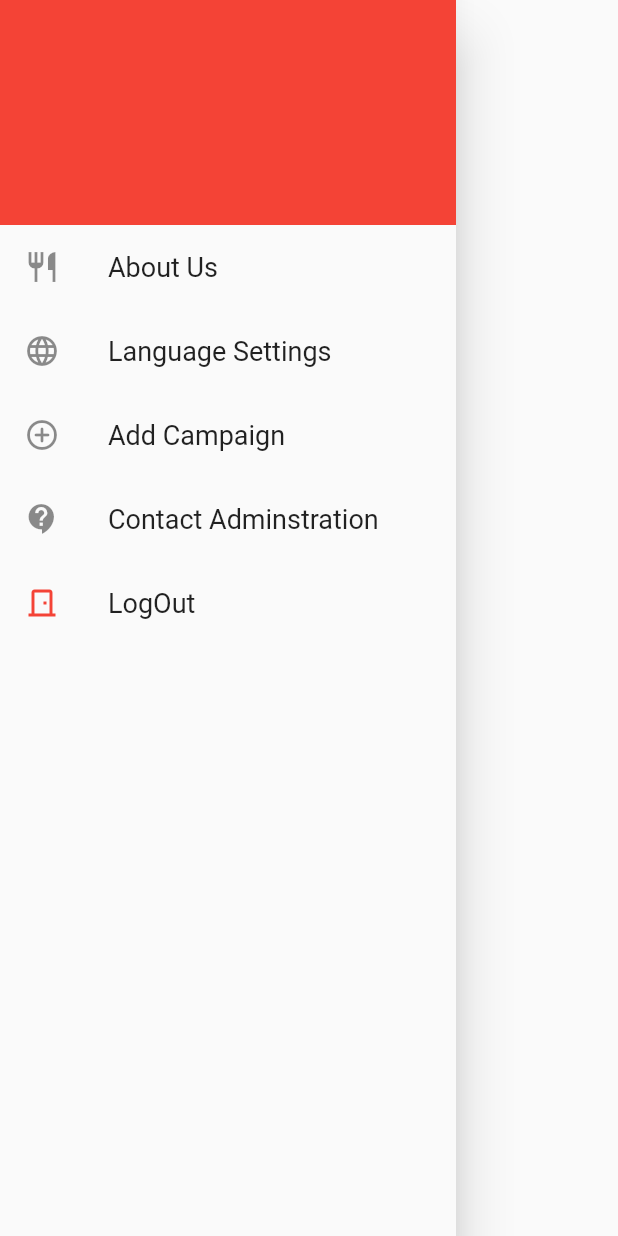
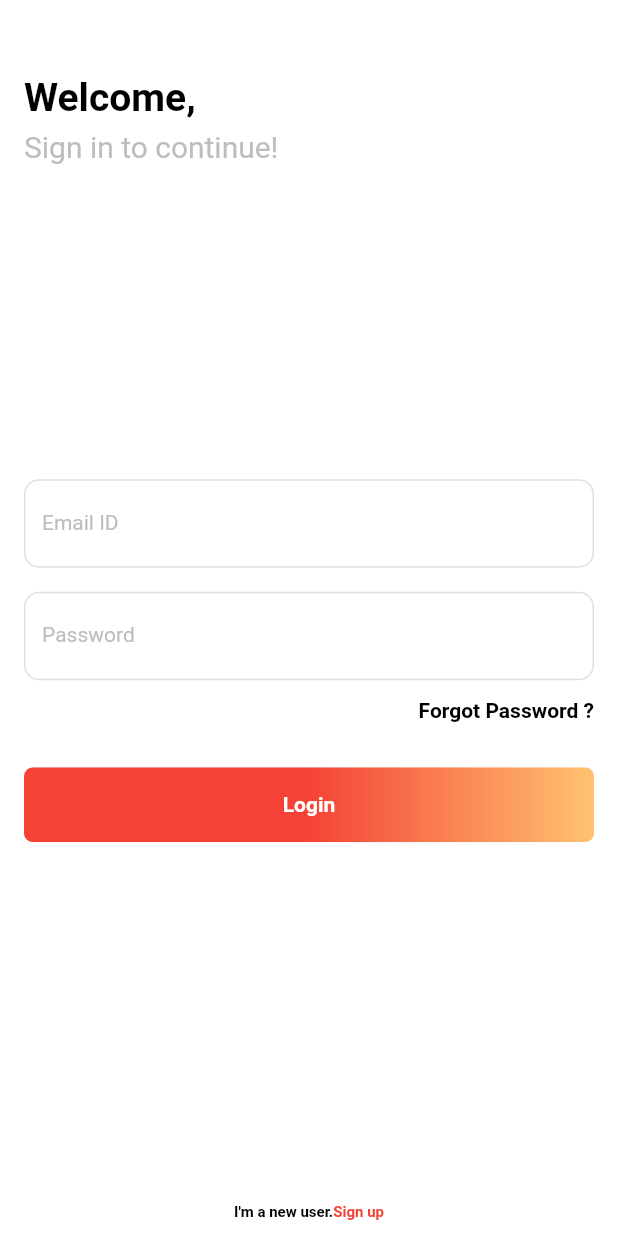
Before and after one commit to soomy1997/meals_route, a Flutter app: the MainDrawer widget shown alone on an empty page, opened directly, after a tap on "LogOut", on a phone screen of 412 x 824 dp. Run offline on Flutter 3.47's test engine with Material 2 defaults, Android fonts, the phone set to English and light mode, and no system bars; our stand-ins replace flip_card.

Commit message:
login & sign up screens

```diff
--- /dev/null
+++ b/lib/screens/login.dart
@@ -0,0 +1,174 @@
+import 'package:flutter/material.dart';
+import 'package:meals_route/screens/home_page.dart';
+import 'package:meals_route/screens/sign_up.dart';
+import 'package:meals_route/utils/constants.dart';
+
+class LoginPage extends StatelessWidget {
+  const LoginPage({Key? key}) : super(key: key);
+
+  @override
+  Widget build(BuildContext context) {
+    return Scaffold(
+      backgroundColor: Colors.white,
+      body: SafeArea(
+        child: Container(
+          padding: const EdgeInsets.only(left: 16, right: 16),
+          child: Column(
+            mainAxisAlignment: MainAxisAlignment.spaceBetween,
+            crossAxisAlignment: CrossAxisAlignment.start,
+            children: <Widget>[
+              Column(
+                crossAxisAlignment: CrossAxisAlignment.start,
+                children: <Widget>[
+                  const SizedBox(
+                    height: 50,
+                  ),
+                  const Text(
+                    "Welcome,",
+                    style: TextStyle(fontSize: 26, fontWeight: FontWeight.bold),
+                  ),
+                  const SizedBox(
+                    height: 6,
+                  ),
+                  Text(
+                    "Sign in to continue!",
+                    style: TextStyle(fontSize: 20, color: Colors.grey.shade400),
+                  ),
+                ],
+              ),
+              Column(
+                children: <Widget>[
+                  TextField(
+                    decoration: InputDecoration(
+                      labelText: "Email ID",
+                      labelStyle:
+                          TextStyle(fontSize: 14, color: Colors.grey.shade400),
+                      enabledBorder: OutlineInputBorder(
+                        borderRadius: BorderRadius.circular(10),
+                        borderSide: BorderSide(
+                          color: Colors.grey.shade300,
+                        ),
+                      ),
+                      focusedBorder: OutlineInputBorder(
+                          borderRadius: BorderRadius.circular(10),
+                          borderSide: const BorderSide(
+                            color: Colors.red,
+                          )),
+                    ),
+                  ),
+                  const SizedBox(
+                    height: 16,
+                  ),
+                  TextField(
+                    decoration: InputDecoration(
+                      labelText: "Password",
+                      labelStyle:
+                          TextStyle(fontSize: 14, color: Colors.grey.shade400),
+                      enabledBorder: OutlineInputBorder(
+                        borderRadius: BorderRadius.circular(10),
+                        borderSide: BorderSide(
+                          color: Colors.grey.shade300,
+                        ),
+                      ),
+                      focusedBorder: OutlineInputBorder(
+                          borderRadius: BorderRadius.circular(10),
+                          borderSide: const BorderSide(
+                            color: Colors.red,
+                          )),
+                    ),
+                  ),
+                  const SizedBox(
+                    height: 12,
+                  ),
+                  const Align(
+                    alignment: Alignment.topRight,
+                    child: Text(
+                      "Forgot Password ?",
+                      style:
+                          TextStyle(fontSize: 14, fontWeight: FontWeight.w600),
+                    ),
+                  ),
+                  const SizedBox(
+                    height: 30,
+                  ),
+                  SizedBox(
+                    height: 50,
+                    width: double.infinity,
+                    child: MaterialButton(
+                      onPressed: () {
+                        Navigator.push(
+                          context,
+                          MaterialPageRoute(
+                            builder: ((context) => const HomePage()),
+                          ),
+                        );
+                      },
+                      padding: const EdgeInsets.all(0),
+                      child: Ink(
+                        decoration: BoxDecoration(
+                          borderRadius: BorderRadius.circular(6),
+                          gradient: const LinearGradient(
+                            begin: Alignment.centerLeft,
+                            end: Alignment.centerRight,
+                            colors: [
+                              red,
+                              red,
+                              Color(0xffffc371),
+                            ],
+                          ),
+                        ),
+                        child: Container(
+                          alignment: Alignment.center,
+                          constraints: const BoxConstraints(
+                              maxWidth: double.infinity, minHeight: 50),
+                          child: const Text(
+                            "Login",
+                            style: TextStyle(
+                                color: Colors.white,
+                                fontWeight: FontWeight.bold),
+                            textAlign: TextAlign.center,
+                          ),
+                        ),
+                      ),
+                      shape: RoundedRectangleBorder(
+                        borderRadius: BorderRadius.circular(6),
+                      ),
+                    ),
+                  ),
+                  const SizedBox(
+                    height: 30,
+                  ),
+                ],
+              ),
+              Padding(
+                padding: const EdgeInsets.only(bottom: 10),
+                child: Row(
+                  mainAxisAlignment: MainAxisAlignment.center,
+                  children: <Widget>[
+                    const Text(
+                      "I'm a new user.",
+                      style: TextStyle(fontWeight: FontWeight.bold),
+                    ),
+                    GestureDetector(
+                      onTap: () {
+                        Navigator.push(context,
+                            MaterialPageRoute(builder: (context) {
+                          return const SignupPage();
+                        }));
+                      },
+                      child: const Text(
+                        "Sign up",
+                        style: TextStyle(
+                            fontWeight: FontWeight.bold, color: Colors.red),
+                      ),
+                    )
+                  ],
+                ),
+              )
+            ],
+          ),
+        ),
+      ),
+    );
+  }
+}
--- a/lib/utils/drawer.dart
+++ b/lib/utils/drawer.dart
@@ -1,4 +1,5 @@
 import 'package:flutter/material.dart';
+import 'package:meals_route/screens/login.dart';
 
 import 'constants.dart';
 
@@ -110,12 +111,12 @@ class _MainDrawerState extends State<MainDrawer> {
               ),
             ),
             onTap: () {
-              // Navigator.push(
-              //   context,
-              //   MaterialPageRoute(
-              //     builder: (context) => const SignInPage(),
-              //   ),
-              // );
+              Navigator.push(
+                context,
+                MaterialPageRoute(
+                  builder: (context) => const LoginPage(),
+                ),
+              );
             },
           ),
         ],
--- a/pubspec.yaml
+++ b/pubspec.yaml
@@ -55,6 +55,7 @@ flutter:
   assets:
     - lib/img/Pic1.png
     - lib/img/diabetic.png
+    - lib/img/logo.png
 
   # An image asset can refer to one or more resolution-specific "variants", see
   # https://flutter.dev/assets-and-images/#resolution-aware.
```
Also changed, not shown: lib/screens/sign_up.dart (added, +181 -0 lines), lib/img/logo.png (added).
